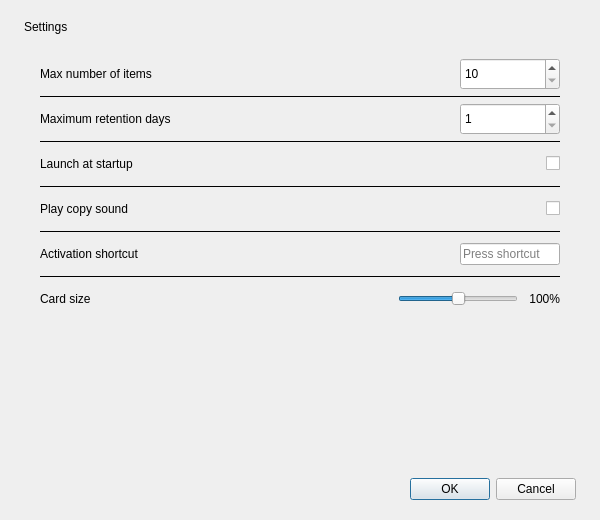
The window that widget/MPasteSettingsWidget.ui (SeptemberHX/MPaste) describes before a commit, drawn with Qt 5.
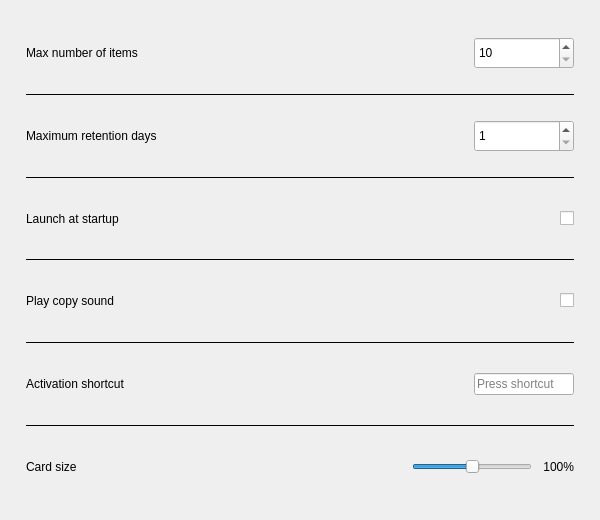
The same window after the commit.

Commit message:
Remove OK/Cancel, add title bar with close button, auto-save on change
- Remove QDialogButtonBox from .ui — settings now save immediately
  on every control change via saveAllSettings()
- Add custom title bar with drag support and close button (MTodo style)
- Hide the old titleLabel, reduce mainLayout margins for tighter fit
- Reduce sidebar left margin and width for less wasted space
- Wire all controls (toggles, combos, spinbox, slider, shortcut edit)
  to auto-save on value change

Patch:
```diff
--- a/widget/MPasteSettingsWidget.ui
+++ b/widget/MPasteSettingsWidget.ui
@@ -32,14 +32,15 @@
    <string>Settings</string>
   </property>
   <layout class="QVBoxLayout" name="mainLayout">
-   <property name="leftMargin"><number>24</number></property>
-   <property name="topMargin"><number>20</number></property>
-   <property name="rightMargin"><number>24</number></property>
-   <property name="bottomMargin"><number>20</number></property>
-   <property name="spacing"><number>16</number></property>
+   <property name="leftMargin"><number>10</number></property>
+   <property name="topMargin"><number>10</number></property>
+   <property name="rightMargin"><number>10</number></property>
+   <property name="bottomMargin"><number>10</number></property>
+   <property name="spacing"><number>0</number></property>
    <item>
     <widget class="QLabel" name="titleLabel">
      <property name="text"><string>Settings</string></property>
+     <property name="maximumSize"><size><width>16777215</width><height>0</height></size></property>
     </widget>
    </item>
    <item>
@@ -202,18 +203,6 @@
      </layout>
     </widget>
    </item>
-   <item>
-    <spacer name="verticalSpacer">
-     <property name="orientation"><enum>Qt::Orientation::Vertical</enum></property>
-     <property name="sizeHint" stdset="0"><size><width>20</width><height>0</height></size></property>
-    </spacer>
-   </item>
-   <item>
-    <widget class="QDialogButtonBox" name="buttonBox">
-     <property name="orientation"><enum>Qt::Orientation::Horizontal</enum></property>
-     <property name="standardButtons"><set>QDialogButtonBox::StandardButton::Cancel|QDialogButtonBox::StandardButton::Ok</set></property>
-    </widget>
-   </item>
   </layout>
  </widget>
  <resources/>
```
Left out of the diff: 23 changed lines with no effect on the pictures. The commit also changes 2 other files.
